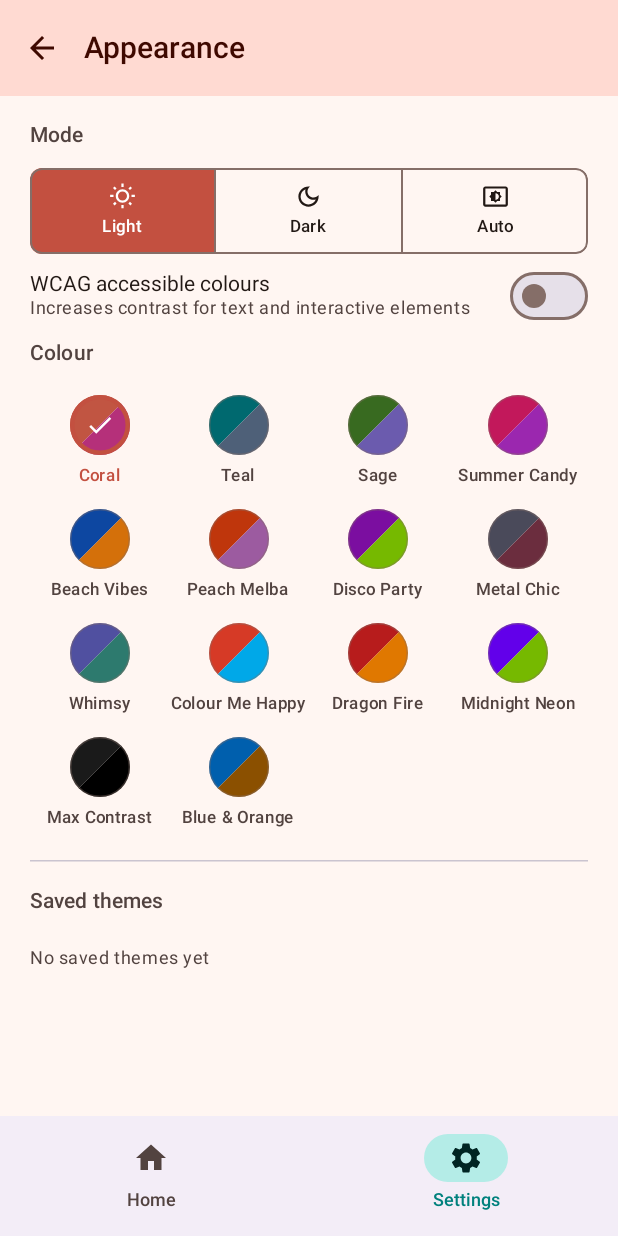
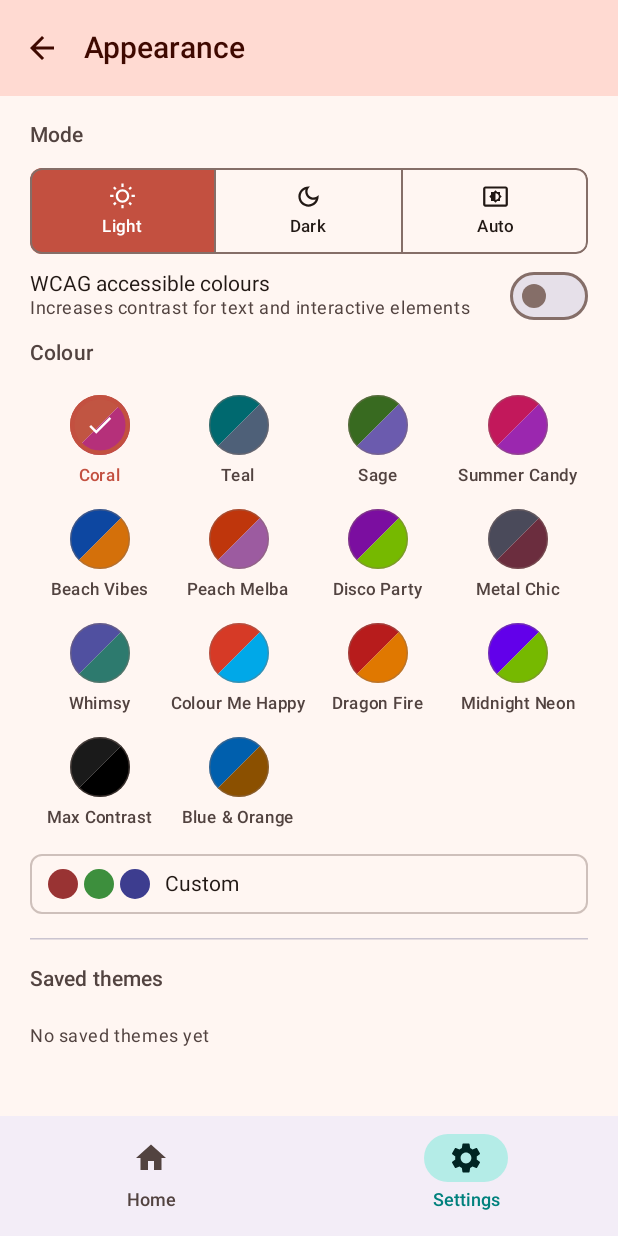
Before and after one commit to mapgie/Android-App-Template, an Android app built with Jetpack Compose: the SettingsScreen screen opened through its navigation route, after a tap on "Appearance", on a phone screen of 412 x 824 dp. Run offline under Robolectric (Android 15) with nearby library versions, the phone set to English and light mode, and no system bars; our stand-ins replace Dagger/Hilt's generated code; libraries missing offline, so code that uses them is left out: androidx.hilt.work.

Commit message:
Add Custom palette card and hue sliders to CompactThemePicker
The Custom theme was previously unreachable through the UI because the
picker only showed the 14 StandardPalette entries. Now a Custom card
sits below the grid; tapping it activates AppTheme.CUSTOM and reveals
animated hue sliders for Primary, Secondary, and Tertiary colours.
AppearanceSubScreen passes the current hue values and onChange callback.

Bumps to 0.6.2-beta.1 (versionCode 11).

```diff
--- a/app/build.gradle.kts
+++ b/app/build.gradle.kts
@@ -14,8 +14,8 @@ android {
         applicationId = "com.example.myapp"
         minSdk = 26
         targetSdk = 34
-        versionCode = 10
-        versionName = "0.6.1-beta.1"
+        versionCode = 11
+        versionName = "0.6.2-beta.1"
     }
 
     signingConfigs {
--- a/app/src/main/java/com/example/myapp/ui/screens/settings/SettingsScreen.kt
+++ b/app/src/main/java/com/example/myapp/ui/screens/settings/SettingsScreen.kt
@@ -144,10 +144,14 @@ private fun AppearanceSubScreen(
             verticalArrangement = Arrangement.spacedBy(16.dp),
         ) {
             CompactThemePicker(
-                currentTheme    = currentTheme,
-                wcagMode        = prefs.wcagMode,
-                onThemeSelected = { viewModel.setTheme(it.name) },
-                onWcagToggled   = { viewModel.setWcagMode(it) },
+                currentTheme       = currentTheme,
+                wcagMode           = prefs.wcagMode,
+                onThemeSelected    = { viewModel.setTheme(it.name) },
+                onWcagToggled      = { viewModel.setWcagMode(it) },
+                customPrimaryHue   = prefs.customPrimaryHue,
+                customSecondaryHue = prefs.customSecondaryHue,
+                customTertiaryHue  = prefs.customTertiaryHue,
+                onCustomHuesChange = { pH, sH, tH -> viewModel.setCustomHues(pH, sH, tH) },
             )
 
             HorizontalDivider()
--- a/app/src/main/java/com/example/myapp/ui/theme/CompactThemePicker.kt
+++ b/app/src/main/java/com/example/myapp/ui/theme/CompactThemePicker.kt
@@ -1,5 +1,6 @@
 package com.example.myapp.ui.theme
 
+import androidx.compose.animation.AnimatedVisibility
 import androidx.compose.foundation.Canvas
 import androidx.compose.foundation.background
 import androidx.compose.foundation.border
@@ -25,6 +26,8 @@ import androidx.compose.material.icons.outlined.SettingsBrightness
 import androidx.compose.material.icons.outlined.WbSunny
 import androidx.compose.material3.Icon
 import androidx.compose.material3.MaterialTheme
+import androidx.compose.material3.Slider
+import androidx.compose.material3.Surface
 import androidx.compose.material3.Text
 import androidx.compose.runtime.Composable
 import androidx.compose.ui.Alignment
@@ -36,6 +39,7 @@ import androidx.compose.ui.graphics.Path
 import androidx.compose.ui.graphics.drawscope.Stroke
 import androidx.compose.ui.graphics.drawscope.clipPath
 import androidx.compose.ui.semantics.Role
+import androidx.compose.ui.semantics.contentDescription
 import androidx.compose.ui.semantics.role
 import androidx.compose.ui.semantics.semantics
 import androidx.compose.ui.unit.dp
@@ -150,6 +154,10 @@ fun CompactThemePicker(
     wcagMode: Boolean,
     onThemeSelected: (AppTheme) -> Unit,
     onWcagToggled: (Boolean) -> Unit,
+    customPrimaryHue: Float = 0f,
+    customSecondaryHue: Float = 120f,
+    customTertiaryHue: Float = 240f,
+    onCustomHuesChange: (Float, Float, Float) -> Unit = { _, _, _ -> },
 ) {
     val currentMode    = currentTheme.themeMode ?: ThemeMode.LIGHT
     val currentPalette = currentTheme.standardPalette
@@ -269,6 +277,30 @@ fun CompactThemePicker(
                 }
             }
         }
+
+        // ── Custom palette card + hue sliders ─────────────────────────────────
+        val customPrimaryPreview   = Color.hsl(customPrimaryHue,   0.5f, 0.4f)
+        val customSecondaryPreview = Color.hsl(customSecondaryHue, 0.4f, 0.4f)
+        val customTertiaryPreview  = Color.hsl(customTertiaryHue,  0.4f, 0.4f)
+
+        CustomPaletteOption(
+            selected       = currentTheme == AppTheme.CUSTOM,
+            primaryColor   = customPrimaryPreview,
+            secondaryColor = customSecondaryPreview,
+            tertiaryColor  = customTertiaryPreview,
+            onClick        = { onThemeSelected(AppTheme.CUSTOM) },
+        )
+
+        AnimatedVisibility(visible = currentTheme == AppTheme.CUSTOM) {
+            Column(
+                modifier            = Modifier.padding(top = 4.dp),
+                verticalArrangement = Arrangement.spacedBy(12.dp),
+            ) {
+                CustomHueSlider("Primary",   customPrimaryHue,   customPrimaryPreview)   { onCustomHuesChange(it, customSecondaryHue, customTertiaryHue) }
+                CustomHueSlider("Secondary", customSecondaryHue, customSecondaryPreview) { onCustomHuesChange(customPrimaryHue, it, customTertiaryHue) }
+                CustomHueSlider("Tertiary",  customTertiaryHue,  customTertiaryPreview)  { onCustomHuesChange(customPrimaryHue, customSecondaryHue, it) }
+            }
+        }
     }
 }
 
@@ -343,3 +375,97 @@ private fun PaletteOption(
         )
     }
 }
+
+// ── Custom palette card ───────────────────────────────────────────────────────
+
+@Composable
+private fun CustomPaletteOption(
+    selected: Boolean,
+    primaryColor: Color,
+    secondaryColor: Color,
+    tertiaryColor: Color,
+    onClick: () -> Unit,
+) {
+    val borderColor = if (selected) MaterialTheme.colorScheme.primary
+                      else MaterialTheme.colorScheme.outline.copy(alpha = 0.4f)
+    val borderWidth = if (selected) 2.dp else 1.dp
+
+    Surface(
+        modifier = Modifier
+            .fillMaxWidth()
+            .semantics { role = Role.RadioButton }
+            .clickable(onClick = onClick),
+        shape  = RoundedCornerShape(8.dp),
+        border = androidx.compose.foundation.BorderStroke(borderWidth, borderColor),
+        color  = if (selected) MaterialTheme.colorScheme.primaryContainer.copy(alpha = 0.3f)
+                 else Color.Transparent,
+    ) {
+        Row(
+            modifier            = Modifier.padding(horizontal = 12.dp, vertical = 10.dp),
+            verticalAlignment   = Alignment.CenterVertically,
+            horizontalArrangement = Arrangement.spacedBy(10.dp),
+        ) {
+            Row(horizontalArrangement = Arrangement.spacedBy(4.dp)) {
+                listOf(primaryColor, secondaryColor, tertiaryColor).forEach { color ->
+                    Box(
+                        modifier = Modifier
+                            .size(20.dp)
+                            .clip(CircleShape)
+                            .background(color)
+                    )
+                }
+            }
+            Text(
+                text  = "Custom",
+                style = MaterialTheme.typography.bodyMedium,
+                color = if (selected) MaterialTheme.colorScheme.primary
+                        else MaterialTheme.colorScheme.onSurface,
+                modifier = Modifier.weight(1f),
+            )
+            if (selected) {
+                Icon(
+                    imageVector        = Icons.Default.Check,
+                    contentDescription = null,
+                    tint               = MaterialTheme.colorScheme.primary,
+                    modifier           = Modifier.size(18.dp),
+                )
+            }
+        }
+    }
+}
+
+// ── Hue slider row ────────────────────────────────────────────────────────────
+
+@Composable
+private fun CustomHueSlider(
+    label: String,
+    hue: Float,
+    previewColor: Color,
+    onHueChange: (Float) -> Unit,
+) {
+    Column(verticalArrangement = Arrangement.spacedBy(2.dp)) {
+        Row(
+            verticalAlignment     = Alignment.CenterVertically,
+            horizontalArrangement = Arrangement.spacedBy(8.dp),
+        ) {
+            Box(
+                modifier = Modifier
+                    .size(16.dp)
+                    .clip(CircleShape)
+                    .background(previewColor)
+                    .semantics { contentDescription = "$label colour preview" }
+            )
+            Text(
+                text  = label,
+                style = MaterialTheme.typography.bodySmall,
+                color = MaterialTheme.colorScheme.onSurfaceVariant,
+            )
+        }
+        Slider(
+            value         = hue,
+            onValueChange = onHueChange,
+            valueRange    = 0f..360f,
+            modifier      = Modifier.fillMaxWidth(),
+        )
+    }
+}
```
Also changed, not shown: 1 other file.
